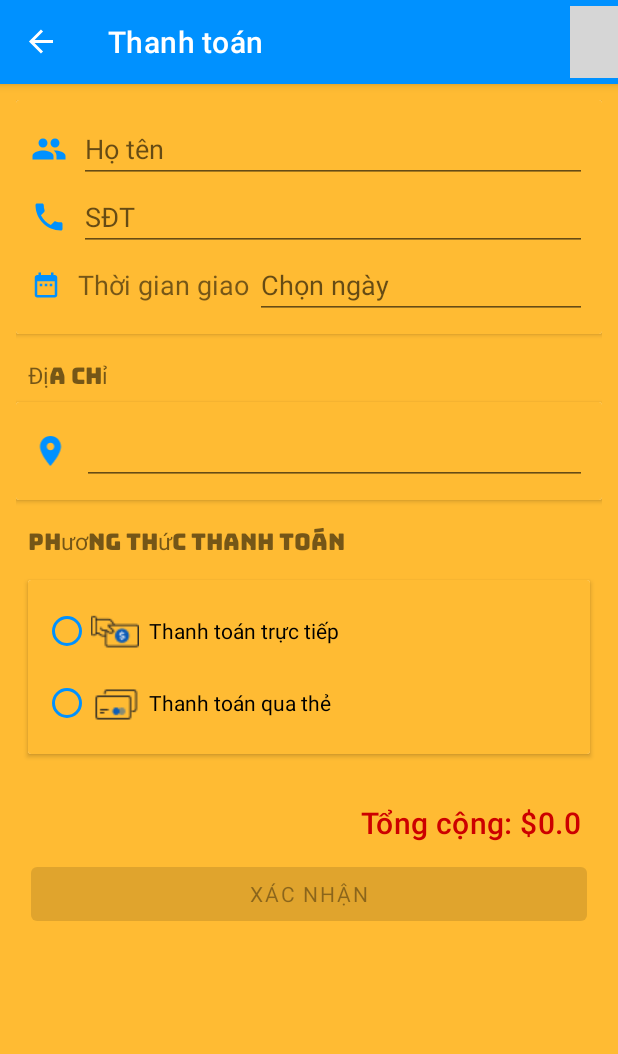
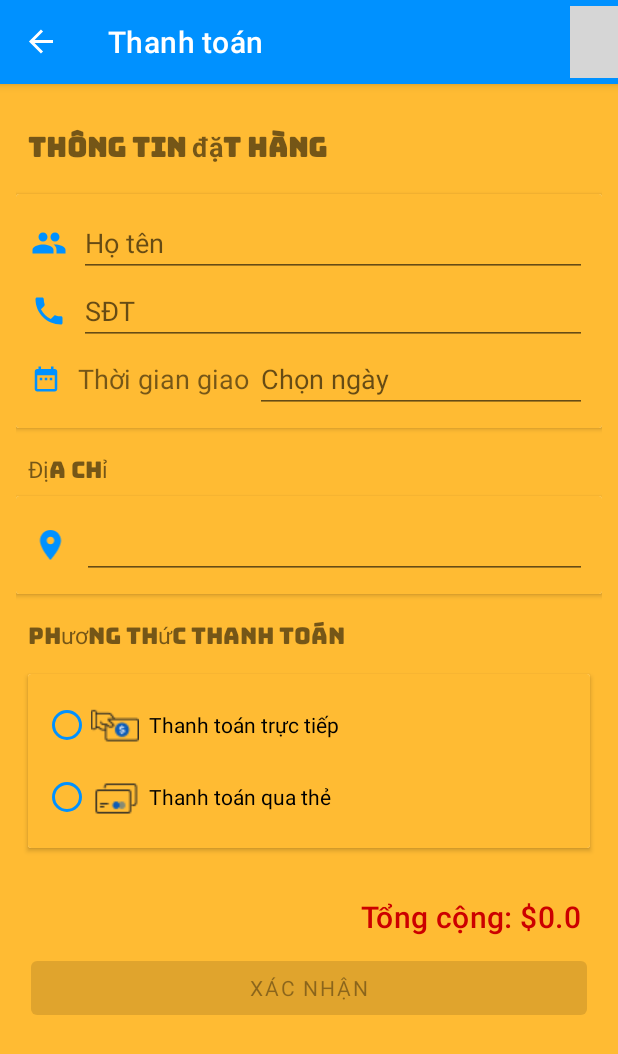
Before and after one commit to duytan2407/DACN, an Android app: the PaymentFragment screen opened through its navigation route, on a phone screen of 412 x 824 dp. Shown: the top 1054 px of the screen. Run offline under Robolectric (Android 15) with nearby library versions, the phone set to English and light mode, and no system bars; our stand-ins replace Volley, navigation-ui; libraries missing offline, so code that uses them is left out: com.braintreepayments.api; Roboto replaces fonts that are not available here; 3 statements that could not run were skipped; grey boxes are pictures that could not be loaded.

Commit message:
push 3/3

```diff
--- a/app/src/main/res/layout/fragment_payment.xml
+++ b/app/src/main/res/layout/fragment_payment.xml
@@ -16,7 +16,15 @@
         android:layout_marginTop="5dp"
         android:layout_marginBottom="5dp"
         android:padding="5dp">
-
+        <TextView
+            android:layout_width="match_parent"
+            android:layout_height="wrap_content"
+            android:fontFamily="@font/bungee"
+            android:padding="8dp"
+            android:text="Thông tin đặt hàng"
+            android:textStyle="bold"
+            android:textSize="18sp"
+            />
         <androidx.cardview.widget.CardView
             android:layout_width="match_parent"
             android:layout_height="wrap_content">
@@ -48,6 +56,7 @@
                         android:layout_marginLeft="8dp"
                         android:layout_weight="8"
                         android:hint="Họ tên"
+                        android:inputType="text"
                         android:text=""
                         android:textSize="18sp" />
                 </LinearLayout>
@@ -77,6 +86,7 @@
                         android:layout_marginLeft="8dp"
                         android:layout_weight="8"
                         android:hint="SĐT"
+                        android:inputType="phone"
                         android:text=""
                         android:textSize="18sp" />
                 </LinearLayout>
@@ -154,6 +164,7 @@
                         android:layout_marginLeft="8dp"
                         android:layout_weight="9"
                         android:text=""
+                        android:inputType="text"
                         android:textSize="18sp" />
                 </LinearLayout>
 <!--                <View-->
```
